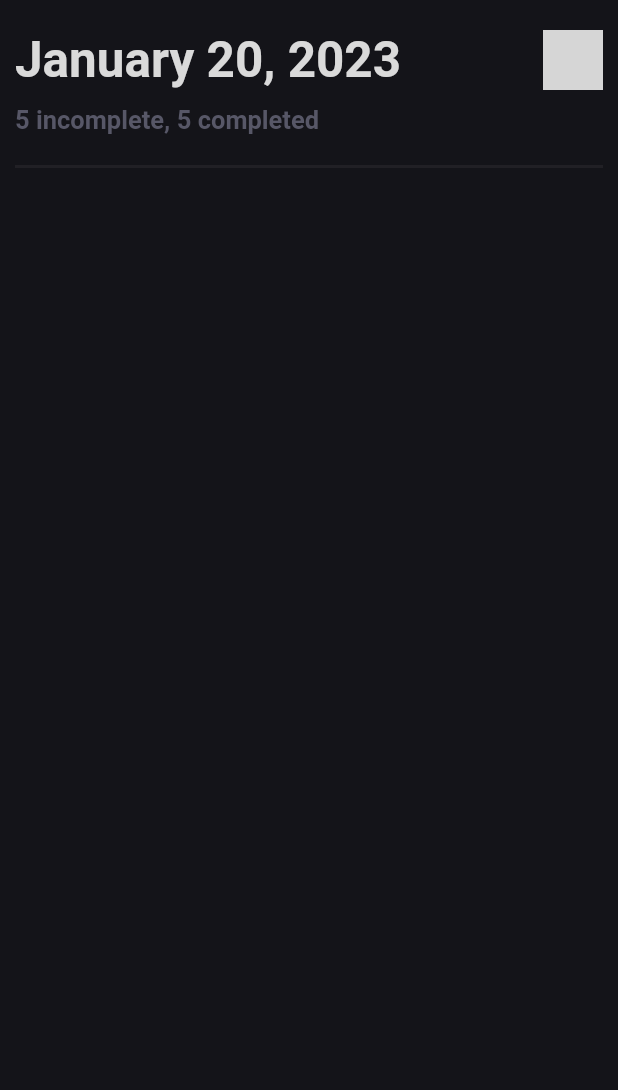
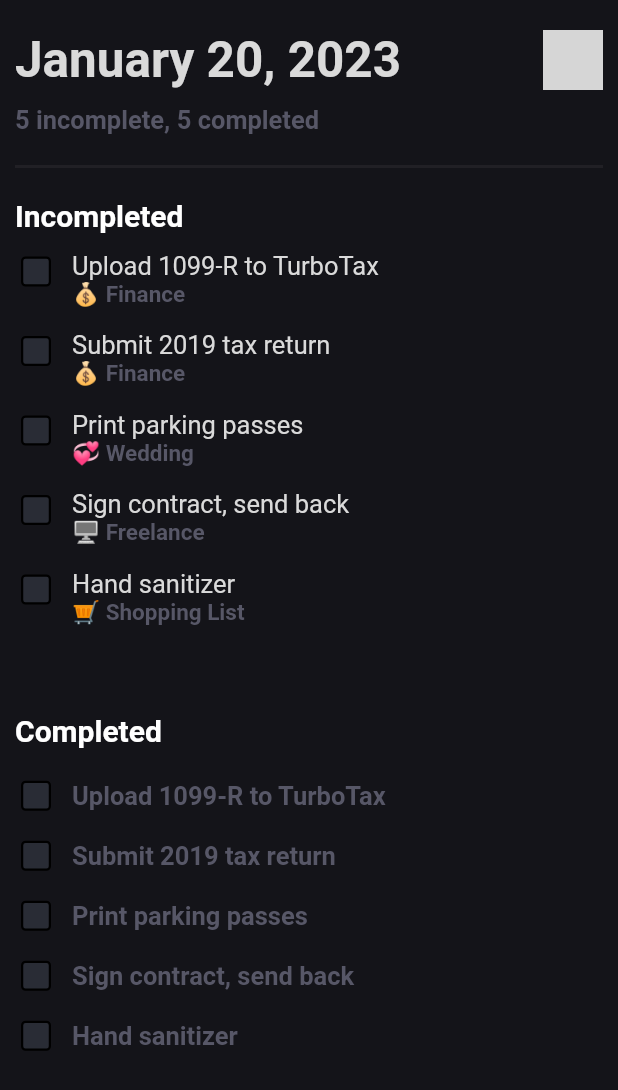
Before and after one commit to EdzonBolivar11/ToDoAppFlutter, a Flutter app: the screen it shows after launch, on a phone screen of 412 x 824 dp. Shown: the top 1090 px of the screen. Run offline on Flutter 3.47's test engine with Material 2 defaults, Android fonts, the phone set to English and light mode, and no system bars; grey boxes are pictures that could not be loaded.

Commit message:
Items and list were designed

```diff
--- /dev/null
+++ b/lib/data/models/item.dart
@@ -0,0 +1,12 @@
+class Item {
+  final int id;
+  final String title;
+  final String description;
+  bool done;
+
+  Item(
+      {required this.id,
+      required this.title,
+      this.description = "",
+      this.done = false});
+}
--- /dev/null
+++ b/lib/data/models/list.dart
@@ -0,0 +1,64 @@
+import 'package:to_do_app/data/models/item.dart';
+
+class ListItems {
+  final List<Item> incompleted;
+  final List<Item> completed;
+
+  ListItems({this.incompleted = const [], this.completed = const []});
+
+  static List<Item> todoIncompletedList() => [
+        Item(
+          id: 1,
+          title: "Upload 1099-R to TurboTax",
+          description: "💰 Finance",
+        ),
+        Item(
+          id: 2,
+          title: "Submit 2019 tax return",
+          description: "💰 Finance",
+        ),
+        Item(
+          id: 3,
+          title: "Print parking passes",
+          description: "💞 Wedding",
+        ),
+        Item(
+          id: 4,
+          title: "Sign contract, send back",
+          description: "🖥 Freelance",
+        ),
+        Item(
+          id: 5,
+          title: "Hand sanitizer",
+          description: "🛒 Shopping List",
+        ),
+      ];
+
+  static List<Item> todoCompletedList() => [
+        Item(
+            id: 1,
+            title: "Upload 1099-R to TurboTax",
+            description: "💰 Finance",
+            done: true),
+        Item(
+            id: 2,
+            title: "Submit 2019 tax return",
+            description: "💰 Finance",
+            done: true),
+        Item(
+            id: 3,
+            title: "Print parking passes",
+            description: "💞 Wedding",
+            done: true),
+        Item(
+            id: 4,
+            title: "Sign contract, send back",
+            description: "🖥 Freelance",
+            done: true),
+        Item(
+            id: 5,
+            title: "Hand sanitizer",
+            description: "🛒 Shopping List",
+            done: true),
+      ];
+}
--- a/lib/presentation/screens/home/home.dart
+++ b/lib/presentation/screens/home/home.dart
@@ -1,4 +1,5 @@
 import 'package:flutter/material.dart';
+import 'package:to_do_app/data/models/list.dart';
 import 'package:to_do_app/presentation/widgets/widgets.dart';
 
 class Home extends StatelessWidget {
@@ -6,10 +7,22 @@ class Home extends StatelessWidget {
 
   @override
   Widget build(BuildContext context) {
+    ListItems list = ListItems(
+        incompleted: ListItems.todoIncompletedList(),
+        completed: ListItems.todoCompletedList());
+
     return Screen(
       child: Column(
-        children: const [
+        children: [
           TopBar(),
+          ListToDo(
+            title: "Incompleted",
+            items: list.incompleted,
+          ),
+          ListToDo(
+            title: "Completed",
+            items: list.completed,
+          )
         ],
       ),
     );
--- /dev/null
+++ b/lib/presentation/widgets/checkbox/checkbox.dart
@@ -0,0 +1,71 @@
+// ignore_for_file: library_private_types_in_public_api
+
+import 'package:flutter/material.dart';
+
+class CustomCheckbox extends StatefulWidget {
+  final Function onChange;
+  final bool? isChecked;
+  final double? size;
+  final double? iconSize;
+  final Color? selectedColor;
+  final Color? selectedIconColor;
+  final Color? borderColor;
+  final Icon? checkIcon;
+
+  const CustomCheckbox(
+      {super.key,
+      this.isChecked,
+      required this.onChange,
+      this.size,
+      this.iconSize,
+      this.selectedColor,
+      this.selectedIconColor,
+      this.borderColor,
+      this.checkIcon});
+
+  @override
+  _CustomCheckboxState createState() => _CustomCheckboxState();
+}
+
+class _CustomCheckboxState extends State<CustomCheckbox> {
+  bool _isSelected = false;
+
+  @override
+  void initState() {
+    _isSelected = widget.isChecked ?? false;
+    super.initState();
+  }
+
+  @override
+  Widget build(BuildContext context) {
+    return GestureDetector(
+      onTap: () {
+        setState(() {
+          _isSelected = !_isSelected;
+          widget.onChange();
+        });
+      },
+      child: AnimatedContainer(
+        margin: EdgeInsets.all(4),
+        duration: Duration(milliseconds: 500),
+        curve: Curves.fastLinearToSlowEaseIn,
+        decoration: BoxDecoration(
+            color: Color(0xFF292C35),
+            borderRadius: BorderRadius.circular(3.0),
+            border: Border.all(
+              color: widget.borderColor ?? Colors.black,
+              width: 1.5,
+            )),
+        width: widget.size ?? 20,
+        height: widget.size ?? 20,
+        child: _isSelected
+            ? Icon(
+                Icons.check,
+                color: widget.selectedIconColor ?? Colors.white,
+                size: widget.iconSize ?? 14,
+              )
+            : null,
+      ),
+    );
+  }
+}
--- /dev/null
+++ b/lib/presentation/widgets/list_to_do/item_to_do.dart
@@ -0,0 +1,62 @@
+// ignore_for_file: library_private_types_in_public_api
+
+import 'package:flutter/material.dart';
+import 'package:to_do_app/data/models/item.dart';
+import 'package:to_do_app/presentation/widgets/widgets.dart';
+import 'package:to_do_app/src/constants/theme/colors.dart';
+
+class ItemToDo extends StatelessWidget {
+  final Item item;
+
+  const ItemToDo({Key? key, required this.item}) : super(key: key);
+
+  handleChange() {
+    item.done = !item.done;
+  }
+
+  @override
+  Widget build(BuildContext context) {
+    return !item.done
+        ? Row(crossAxisAlignment: CrossAxisAlignment.start, children: [
+            Align(
+              alignment: Alignment.topLeft,
+              child: CustomCheckbox(
+                onChange: handleChange,
+              ),
+            ),
+            Expanded(
+              child: Container(
+                margin: EdgeInsets.fromLTRB(10, 0, 0, 0),
+                child: Column(
+                  children: [
+                    Align(
+                      alignment: Alignment.centerLeft,
+                      child: Text(
+                        item.title,
+                        style: TextStyle(fontSize: 17, color: titleTextColor),
+                      ),
+                    ),
+                    DescriptionText(
+                      item.description,
+                      margin: EdgeInsets.fromLTRB(0, 0, 0, 15),
+                      fontSize: 15,
+                    ),
+                  ],
+                ),
+              ),
+            )
+          ])
+        : Row(
+            children: [
+              Align(
+                child: CustomCheckbox(
+                  onChange: handleChange,
+                ),
+              ),
+              Container(
+                  margin: EdgeInsets.fromLTRB(10, 0, 0, 0),
+                  child: DescriptionText(item.title))
+            ],
+          );
+  }
+}
--- /dev/null
+++ b/lib/presentation/widgets/list_to_do/list.dart
@@ -0,0 +1,75 @@
+import 'package:flutter/material.dart';
+import 'package:to_do_app/data/models/item.dart';
+import 'package:to_do_app/presentation/widgets/list_to_do/item_to_do.dart';
+
+class ListToDo extends StatelessWidget {
+  final String title;
+  final List<Item> items;
+
+  const ListToDo({
+    Key? key,
+    this.title = "No title",
+    this.items = const [],
+  }) : super(key: key);
+
+  @override
+  Widget build(BuildContext context) {
+    return title == "Incompleted"
+        ? Expanded(
+            child: Column(
+              children: [
+                Align(
+                    alignment: Alignment.centerLeft,
+                    child: Container(
+                      margin: EdgeInsets.fromLTRB(0, 10, 0, 12),
+                      child: Text(
+                        title,
+                        style: TextStyle(
+                          fontWeight: FontWeight.bold,
+                          fontSize: 20,
+                        ),
+                      ),
+                    )),
+                Expanded(
+                  child: ListView.builder(
+                    physics: AlwaysScrollableScrollPhysics(
+                        parent: ClampingScrollPhysics()),
+                    itemCount: items.length,
+                    itemBuilder: (context, i) {
+                      return ItemToDo(item: items[i]);
+                    },
+                  ),
+                )
+              ],
+            ),
+          )
+        : Expanded(
+            child: Column(
+              children: [
+                Align(
+                    alignment: Alignment.centerLeft,
+                    child: Container(
+                      margin: EdgeInsets.fromLTRB(0, 10, 0, 12),
+                      child: Text(
+                        title,
+                        style: TextStyle(
+                          fontWeight: FontWeight.bold,
+                          fontSize: 20,
+                        ),
+                      ),
+                    )),
+                Expanded(
+                  child: ListView.builder(
+                    physics: AlwaysScrollableScrollPhysics(
+                        parent: ClampingScrollPhysics()),
+                    itemCount: items.length,
+                    itemBuilder: (context, i) {
+                      return ItemToDo(item: items[i]);
+                    },
+                  ),
+                )
+              ],
+            ),
+          );
+  }
+}
--- a/lib/presentation/widgets/text/description_text.dart
+++ b/lib/presentation/widgets/text/description_text.dart
@@ -3,19 +3,25 @@ import 'package:to_do_app/src/constants/theme/colors.dart';
 
 class DescriptionText extends StatelessWidget {
   final String text;
+  final EdgeInsets margin;
+  final double fontSize;
 
-  const DescriptionText(this.text, {Key? key}) : super(key: key);
+  const DescriptionText(this.text,
+      {Key? key,
+      this.margin = const EdgeInsets.symmetric(vertical: 10),
+      this.fontSize = 17})
+      : super(key: key);
 
   @override
   Widget build(BuildContext context) {
     return Container(
-        margin: EdgeInsets.symmetric(vertical: 10),
+        margin: margin,
         child: Align(
           alignment: Alignment.centerLeft,
           child: Text(
             text,
             style: TextStyle(
-                fontSize: 17,
+                fontSize: fontSize,
                 color: subtitleTextColor,
                 fontWeight: FontWeight.bold),
           ),
--- a/lib/presentation/widgets/widgets.dart
+++ b/lib/presentation/widgets/widgets.dart
@@ -2,3 +2,5 @@ export 'package:to_do_app/presentation/widgets/screen/screen.dart';
 export 'package:to_do_app/presentation/widgets/topBar/top_bar.dart';
 export 'package:to_do_app/presentation/widgets/separator/separator.dart';
 export 'package:to_do_app/presentation/widgets/text/widgets.dart';
+export 'package:to_do_app/presentation/widgets/list_to_do/list.dart';
+export 'package:to_do_app/presentation/widgets/checkbox/checkbox.dart';
```
